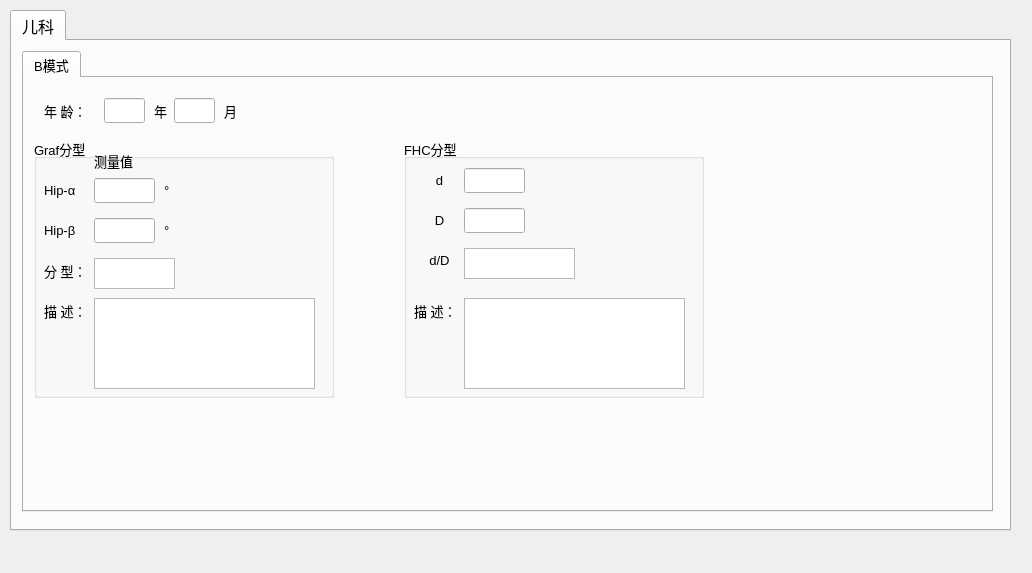
Qt form tools/Calculator/ui/ui_ped.ui (qingning006/TestCode) before a commit.
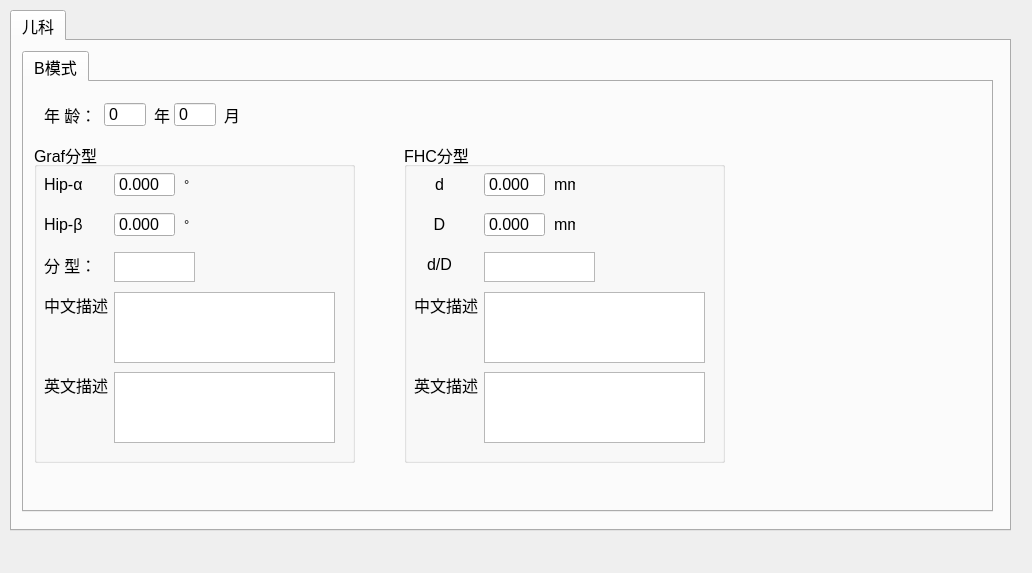
The same form after that commit.

What changed in the file:
```diff
--- a/tools/Calculator/ui/ui_ped.ui
+++ b/tools/Calculator/ui/ui_ped.ui
@@ -50,7 +50,7 @@
      </property>
      <property name="font">
       <font>
-       <pointsize>10</pointsize>
+       <pointsize>12</pointsize>
       </font>
      </property>
      <property name="currentIndex">
@@ -60,16 +60,6 @@
       <attribute name="title">
        <string>B模式</string>
       </attribute>
-      <widget class="QLineEdit" name="lineEdit_year">
-       <property name="geometry">
-        <rect>
-         <x>80</x>
-         <y>20</y>
-         <width>41</width>
-         <height>25</height>
-        </rect>
-       </property>
-      </widget>
       <widget class="QLabel" name="label_3">
        <property name="geometry">
         <rect>
@@ -109,23 +99,13 @@
         <string>月</string>
        </property>
       </widget>
-      <widget class="QLineEdit" name="lineEdit_month">
-       <property name="geometry">
-        <rect>
-         <x>150</x>
-         <y>20</y>
-         <width>41</width>
-         <height>25</height>
-        </rect>
-       </property>
-      </widget>
       <widget class="QGroupBox" name="groupBox">
        <property name="geometry">
         <rect>
          <x>10</x>
          <y>60</y>
-         <width>300</width>
-         <height>260</height>
+         <width>321</width>
+         <height>321</height>
         </rect>
        </property>
        <property name="title">
@@ -134,8 +114,8 @@
        <widget class="QLabel" name="label_7">
         <property name="geometry">
          <rect>
-          <x>130</x>
-          <y>80</y>
+          <x>150</x>
+          <y>70</y>
           <width>21</width>
           <height>25</height>
          </rect>
@@ -153,7 +133,7 @@
         <property name="geometry">
          <rect>
           <x>10</x>
-          <y>40</y>
+          <y>30</y>
           <width>51</width>
           <height>25</height>
          </rect>
@@ -162,37 +142,29 @@
          <string>Hip-α</string>
         </property>
        </widget>
-       <widget class="QLabel" name="label_2">
-        <property name="geometry">
-         <rect>
-          <x>60</x>
-          <y>10</y>
-          <width>60</width>
-          <height>25</height>
-         </rect>
-        </property>
-        <property name="text">
-         <string>测量值</string>
-        </property>
-       </widget>
        <widget class="QLabel" name="label_4">
         <property name="geometry">
          <rect>
           <x>10</x>
-          <y>160</y>
-          <width>51</width>
+          <y>150</y>
+          <width>71</width>
           <height>25</height>
          </rect>
         </property>
+        <property name="font">
+         <font>
+          <pointsize>12</pointsize>
+         </font>
+        </property>
         <property name="text">
-         <string>描 述：</string>
+         <string>中文描述</string>
         </property>
        </widget>
        <widget class="QLabel" name="label_6">
         <property name="geometry">
          <rect>
-          <x>130</x>
-          <y>40</y>
+          <x>150</x>
+          <y>30</y>
           <width>21</width>
           <height>25</height>
          </rect>
@@ -210,7 +182,7 @@
         <property name="geometry">
          <rect>
           <x>10</x>
-          <y>80</y>
+          <y>70</y>
           <width>51</width>
           <height>25</height>
          </rect>
@@ -223,7 +195,7 @@
         <property name="geometry">
          <rect>
           <x>10</x>
-          <y>120</y>
+          <y>110</y>
           <width>51</width>
           <height>25</height>
          </rect>
@@ -235,41 +207,104 @@
        <widget class="QTextBrowser" name="text_desc_graf">
         <property name="geometry">
          <rect>
-          <x>60</x>
-          <y>160</y>
+          <x>80</x>
+          <y>150</y>
           <width>221</width>
-          <height>91</height>
+          <height>71</height>
          </rect>
         </property>
        </widget>
        <widget class="QTextBrowser" name="text_type">
         <property name="geometry">
          <rect>
-          <x>60</x>
-          <y>120</y>
+          <x>80</x>
+          <y>110</y>
           <width>81</width>
-          <height>31</height>
+          <height>30</height>
          </rect>
         </property>
        </widget>
-       <widget class="QLineEdit" name="lineEdit_a">
+       <widget class="QDoubleSpinBox" name="double_a">
         <property name="geometry">
          <rect>
-          <x>60</x>
-          <y>40</y>
+          <x>80</x>
+          <y>30</y>
           <width>61</width>
           <height>25</height>
          </rect>
         </property>
+        <property name="font">
+         <font>
+          <pointsize>12</pointsize>
+         </font>
+        </property>
+        <property name="styleSheet">
+         <string notr="true"/>
+        </property>
+        <property name="buttonSymbols">
+         <enum>QAbstractSpinBox::NoButtons</enum>
+        </property>
+        <property name="decimals">
+         <number>3</number>
+        </property>
+        <property name="maximum">
+         <double>99999.990000000005239</double>
+        </property>
+        <property name="singleStep">
+         <double>0.010000000000000</double>
+        </property>
        </widget>
-       <widget class="QLineEdit" name="lineEdit_b">
+       <widget class="QDoubleSpinBox" name="double_b">
         <property name="geometry">
          <rect>
-          <x>60</x>
-          <y>80</y>
+          <x>80</x>
+          <y>70</y>
           <width>61</width>
           <height>25</height>
          </rect>
+        </property>
+        <property name="font">
+         <font>
+          <pointsize>12</pointsize>
+         </font>
+        </property>
+        <property name="styleSheet">
+         <string notr="true"/>
+        </property>
+        <property name="buttonSymbols">
+         <enum>QAbstractSpinBox::NoButtons</enum>
+        </property>
+        <property name="decimals">
+         <number>3</number>
+        </property>
+        <property name="maximum">
+         <double>99999.990000000005239</double>
+        </property>
+        <property name="singleStep">
+         <double>0.010000000000000</double>
+        </property>
+       </widget>
+       <widget class="QTextBrowser" name="text_desc_graf_en">
+        <property name="geometry">
+         <rect>
+          <x>80</x>
+          <y>230</y>
+          <width>221</width>
+          <height>71</height>
+         </rect>
+        </property>
+       </widget>
+       <widget class="QLabel" name="label_17">
+        <property name="geometry">
+         <rect>
+          <x>10</x>
+          <y>230</y>
+          <width>71</width>
+          <height>25</height>
+         </rect>
+        </property>
+        <property name="text">
+         <string>英文描述</string>
         </property>
        </widget>
       </widget>
@@ -278,8 +313,8 @@
         <rect>
          <x>380</x>
          <y>60</y>
-         <width>300</width>
-         <height>260</height>
+         <width>321</width>
+         <height>321</height>
         </rect>
        </property>
        <property name="title">
@@ -333,33 +368,13 @@
          <set>Qt::AlignCenter</set>
         </property>
        </widget>
-       <widget class="QLineEdit" name="lineEdit_d1">
-        <property name="geometry">
-         <rect>
-          <x>60</x>
-          <y>30</y>
-          <width>61</width>
-          <height>25</height>
-         </rect>
-        </property>
-       </widget>
-       <widget class="QLineEdit" name="lineEdit_d2">
-        <property name="geometry">
-         <rect>
-          <x>60</x>
-          <y>70</y>
-          <width>61</width>
-          <height>25</height>
-         </rect>
-        </property>
-       </widget>
        <widget class="QTextBrowser" name="text_desc_fhc">
         <property name="geometry">
          <rect>
-          <x>60</x>
-          <y>160</y>
+          <x>80</x>
+          <y>150</y>
           <width>221</width>
-          <height>91</height>
+          <height>71</height>
          </rect>
         </property>
        </widget>
@@ -367,25 +382,170 @@
         <property name="geometry">
          <rect>
           <x>10</x>
-          <y>160</y>
-          <width>51</width>
+          <y>150</y>
+          <width>71</width>
           <height>25</height>
          </rect>
         </property>
         <property name="text">
-         <string>描 述：</string>
+         <string>中文描述</string>
         </property>
        </widget>
        <widget class="QTextBrowser" name="text_dradio">
         <property name="geometry">
          <rect>
-          <x>60</x>
+          <x>80</x>
           <y>110</y>
           <width>111</width>
-          <height>31</height>
+          <height>30</height>
          </rect>
         </property>
        </widget>
+       <widget class="QDoubleSpinBox" name="double_d1">
+        <property name="geometry">
+         <rect>
+          <x>80</x>
+          <y>30</y>
+          <width>61</width>
+          <height>25</height>
+         </rect>
+        </property>
+        <property name="font">
+         <font>
+          <pointsize>12</pointsize>
+         </font>
+        </property>
+        <property name="styleSheet">
+         <string notr="true"/>
+        </property>
+        <property name="buttonSymbols">
+         <enum>QAbstractSpinBox::NoButtons</enum>
+        </property>
+        <property name="decimals">
+         <number>3</number>
+        </property>
+        <property name="maximum">
+         <double>99999.990000000005239</double>
+        </property>
+        <property name="singleStep">
+         <double>0.010000000000000</double>
+        </property>
+       </widget>
+       <widget class="QDoubleSpinBox" name="double_d2">
+        <property name="geometry">
+         <rect>
+          <x>80</x>
+          <y>70</y>
+          <width>61</width>
+          <height>25</height>
+         </rect>
+        </property>
+        <property name="font">
+         <font>
+          <pointsize>12</pointsize>
+         </font>
+        </property>
+        <property name="styleSheet">
+         <string notr="true"/>
+        </property>
+        <property name="buttonSymbols">
+         <enum>QAbstractSpinBox::NoButtons</enum>
+        </property>
+        <property name="decimals">
+         <number>3</number>
+        </property>
+        <property name="maximum">
+         <double>99999.990000000005239</double>
+        </property>
+        <property name="singleStep">
+         <double>0.010000000000000</double>
+        </property>
+       </widget>
+       <widget class="QLabel" name="label_15">
+        <property name="geometry">
+         <rect>
+          <x>150</x>
+          <y>70</y>
+          <width>21</width>
+          <height>25</height>
+         </rect>
+        </property>
+        <property name="font">
+         <font>
+          <pointsize>12</pointsize>
+         </font>
+        </property>
+        <property name="text">
+         <string>mm</string>
+        </property>
+       </widget>
+       <widget class="QLabel" name="label_16">
+        <property name="geometry">
+         <rect>
+          <x>150</x>
+          <y>30</y>
+          <width>21</width>
+          <height>25</height>
+         </rect>
+        </property>
+        <property name="font">
+         <font>
+          <pointsize>12</pointsize>
+         </font>
+        </property>
+        <property name="text">
+         <string>mm</string>
+        </property>
+       </widget>
+       <widget class="QTextBrowser" name="text_desc_fhc_en">
+        <property name="geometry">
+         <rect>
+          <x>80</x>
+          <y>230</y>
+          <width>221</width>
+          <height>71</height>
+         </rect>
+        </property>
+       </widget>
+       <widget class="QLabel" name="label_18">
+        <property name="geometry">
+         <rect>
+          <x>10</x>
+          <y>230</y>
+          <width>71</width>
+          <height>25</height>
+         </rect>
+        </property>
+        <property name="text">
+         <string>英文描述</string>
+        </property>
+       </widget>
+      </widget>
+      <widget class="QSpinBox" name="spinBox_year">
+       <property name="geometry">
+        <rect>
+         <x>80</x>
+         <y>20</y>
+         <width>42</width>
+         <height>25</height>
+        </rect>
+       </property>
+       <property name="buttonSymbols">
+        <enum>QAbstractSpinBox::NoButtons</enum>
+       </property>
+      </widget>
+      <widget class="QSpinBox" name="spinBox_month">
+       <property name="geometry">
+        <rect>
+         <x>150</x>
+         <y>20</y>
+         <width>42</width>
+         <height>25</height>
+        </rect>
+       </property>
+       <property name="buttonSymbols">
+        <enum>QAbstractSpinBox::NoButtons</enum>
+       </property>
       </widget>
      </widget>
     </widget>
```
